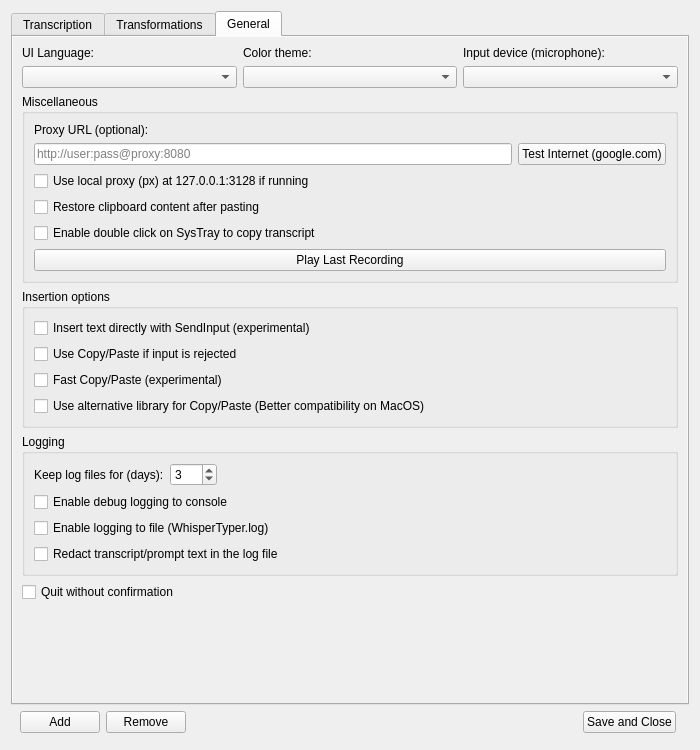
The window that app/resources/main_window.ui (bjspi/WhisperTyper) describes before a commit, drawn with Qt 5.
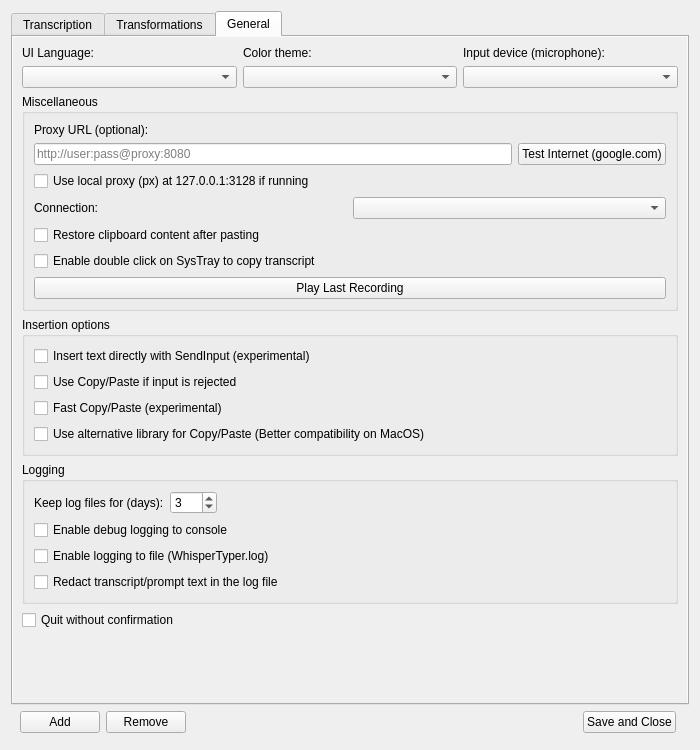
The same window after the commit. The open tabs and pages were chosen to show the change.

Commit message: feat: connection setting to use IPv4 only, IPv6 only or the system default for API requests

Patch:
```diff
--- a/app/resources/main_window.ui
+++ b/app/resources/main_window.ui
@@ -887,6 +887,20 @@
             </property>
            </widget>
           </item>
+          <item>
+           <layout class="QHBoxLayout" name="network_ip_family_layout">
+            <item>
+             <widget class="QLabel" name="network_ip_family_label">
+              <property name="text">
+               <string>Connection:</string>
+              </property>
+             </widget>
+            </item>
+            <item>
+             <widget class="QComboBox" name="network_ip_family_selector"/>
+            </item>
+           </layout>
+          </item>
           <item>
            <widget class="QCheckBox" name="restore_clipboard_checkbox">
             <property name="text">
```
The commit also changes 15 other files.
